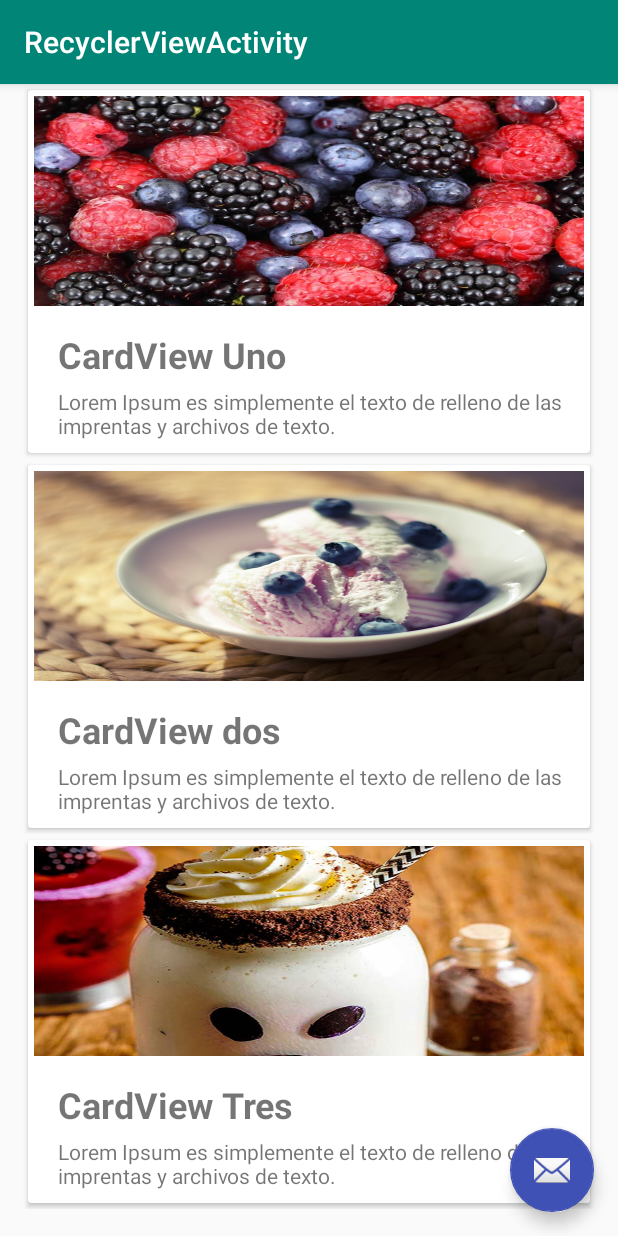
After one commit to non1692/MyAppCeeci, an Android app: the RecyclerViewActivity screen opened directly, with no data from a screen before it, on a phone screen of 412 x 824 dp. The commit adds this screen. Run offline under Robolectric (Android 15) with nearby library versions, the phone set to English and light mode, and no system bars.

Commit message:
RecyclerView and CardVies

```diff
--- a/app/build.gradle
+++ b/app/build.gradle
@@ -38,5 +38,8 @@ dependencies {
 
     // RecyclerView
 
+    // Pelette
+    implementation 'com.android.support:palette-v7:28.0.0'
+
 
 }
--- /dev/null
+++ b/app/src/main/java/www/ceeci/mx/recyclerView/CustomAdapter.java
@@ -0,0 +1,72 @@
+package www.ceeci.mx.recyclerView;
+
+import android.content.Context;
+import android.view.LayoutInflater;
+import android.view.View;
+import android.view.ViewGroup;
+import android.widget.ImageView;
+import android.widget.TextView;
+
+import androidx.annotation.NonNull;
+import androidx.recyclerview.widget.RecyclerView;
+
+import java.util.List;
+
+import www.ceeci.mx.R;
+
+public class CustomAdapter extends RecyclerView.Adapter<CustomAdapter.ViewHolder> {
+
+    private Context context;
+    private List<Model> list;
+    private LayoutInflater layoutInflater;
+
+    public CustomAdapter(Context context, List<Model> list) {
+        this.context = context;
+        this.list = list;
+        this.layoutInflater = LayoutInflater.from(context);
+    }
+
+    @NonNull
+    @Override
+    public ViewHolder onCreateViewHolder(@NonNull ViewGroup parent, int viewType) {
+        View view = layoutInflater.inflate(R.layout.card_view, parent, false);
+        return new ViewHolder(view);
+    }
+
+    @Override
+    public void onBindViewHolder(@NonNull ViewHolder holder, int position) {
+        Model item;
+        item = list.get(position);
+        // Imagen
+        holder.imv_foto.setImageResource(item.getImg());
+
+        // Textos
+        holder.tv_titulo.setText(item.getTitulo());
+        holder.tv_descripcion.setText(item.getDes());
+
+    }
+
+    @Override
+    public int getItemCount() {
+        return list.size();
+    }
+
+    class ViewHolder extends RecyclerView.ViewHolder {
+
+        ImageView imv_foto;
+        TextView tv_titulo, tv_descripcion;
+
+
+        ViewHolder(@NonNull View itemView) {
+            super(itemView);
+
+            // ImageView
+            imv_foto = itemView.findViewById(R.id.imv_foto);
+
+            // TexView
+            tv_titulo = itemView.findViewById(R.id.tv_titulo);
+            tv_descripcion = itemView.findViewById(R.id.tv_descripcion);
+
+        }
+    }
+}
--- /dev/null
+++ b/app/src/main/java/www/ceeci/mx/recyclerView/Model.java
@@ -0,0 +1,48 @@
+package www.ceeci.mx.recyclerView;
+
+public class Model {
+
+    private Integer id;
+    private String titulo;
+    private String des;
+    private Integer img;
+
+    public Model(Integer id, String titulo, String des, Integer img) {
+        this.id = id;
+        this.titulo = titulo;
+        this.des = des;
+        this.img = img;
+    }
+
+    public Integer getId() {
+        return id;
+    }
+
+    public void setId(Integer id) {
+        this.id = id;
+    }
+
+    public String getTitulo() {
+        return titulo;
+    }
+
+    public void setTitulo(String titulo) {
+        this.titulo = titulo;
+    }
+
+    public String getDes() {
+        return des;
+    }
+
+    public void setDes(String des) {
+        this.des = des;
+    }
+
+    public Integer getImg() {
+        return img;
+    }
+
+    public void setImg(Integer img) {
+        this.img = img;
+    }
+}
--- /dev/null
+++ b/app/src/main/java/www/ceeci/mx/recyclerView/RecyclerViewActivity.java
@@ -0,0 +1,64 @@
+package www.ceeci.mx.recyclerView;
+
+import android.os.Bundle;
+
+import com.google.android.material.floatingactionbutton.FloatingActionButton;
+import com.google.android.material.snackbar.Snackbar;
+
+import androidx.appcompat.app.AppCompatActivity;
+import androidx.appcompat.widget.Toolbar;
+import androidx.recyclerview.widget.GridLayoutManager;
+import androidx.recyclerview.widget.RecyclerView;
+
+import android.view.View;
+
+import java.util.ArrayList;
+import java.util.List;
+
+import www.ceeci.mx.R;
+
+public class RecyclerViewActivity extends AppCompatActivity {
+
+    private List<Model> lista;
+    private CustomAdapter customAdapter;
+
+    @Override
+    protected void onCreate(Bundle savedInstanceState) {
+        super.onCreate(savedInstanceState);
+        setContentView(R.layout.activity_recycler_view);
+        Toolbar toolbar = findViewById(R.id.toolbar);
+        setSupportActionBar(toolbar);
+
+        lista = new ArrayList<>();
+
+        FloatingActionButton fab = findViewById(R.id.fab);
+        fab.setOnClickListener(new View.OnClickListener() {
+            @Override
+            public void onClick(View view) {
+                Snackbar.make(view, "Replace with your own action", Snackbar.LENGTH_LONG)
+                        .setAction("Action", null).show();
+            }
+        });
+
+
+        RecyclerView recyclerView = findViewById(R.id.recyclerView);
+        GridLayoutManager gridLayoutManager = new GridLayoutManager(this, 1, GridLayoutManager.VERTICAL, false);
+        recyclerView.setLayoutManager(gridLayoutManager);
+        customAdapter = new CustomAdapter(this, lista);
+        recyclerView.setAdapter(customAdapter);
+
+        cargarValores();
+
+    }
+
+    private void cargarValores() {
+
+        lista.add(new Model(0, "CardView Uno", "Lorem Ipsum es simplemente el texto de relleno de las imprentas y archivos de texto.", R.drawable.ic_fruta));
+        lista.add(new Model(1, "CardView dos", "Lorem Ipsum es simplemente el texto de relleno de las imprentas y archivos de texto.", R.drawable.ic_helado));
+        lista.add(new Model(2, "CardView Tres", "Lorem Ipsum es simplemente el texto de relleno de las imprentas y archivos de texto.", R.drawable.ic_malteada));
+
+        customAdapter.notifyDataSetChanged();
+
+    }
+
+}
--- /dev/null
+++ b/app/src/main/res/layout/activity_recycler_view.xml
@@ -0,0 +1,33 @@
+<?xml version="1.0" encoding="utf-8"?>
+<androidx.coordinatorlayout.widget.CoordinatorLayout xmlns:android="http://schemas.android.com/apk/res/android"
+    xmlns:app="http://schemas.android.com/apk/res-auto"
+    xmlns:tools="http://schemas.android.com/tools"
+    android:layout_width="match_parent"
+    android:layout_height="match_parent"
+    tools:context=".recyclerView.RecyclerViewActivity">
+
+    <com.google.android.material.appbar.AppBarLayout
+        android:layout_width="match_parent"
+        android:layout_height="wrap_content"
+        android:theme="@style/AppTheme.AppBarOverlay">
+
+        <androidx.appcompat.widget.Toolbar
+            android:id="@+id/toolbar"
+            android:layout_width="match_parent"
+            android:layout_height="?attr/actionBarSize"
+            android:background="?attr/colorPrimary"
+            app:popupTheme="@style/AppTheme.PopupOverlay" />
+
+    </com.google.android.material.appbar.AppBarLayout>
+
+    <include layout="@layout/content_recycler_view" />
+
+    <com.google.android.material.floatingactionbutton.FloatingActionButton
+        android:id="@+id/fab"
+        android:layout_width="wrap_content"
+        android:layout_height="wrap_content"
+        android:layout_gravity="bottom|end"
+        android:layout_margin="@dimen/fab_margin"
+        app:srcCompat="@android:drawable/ic_dialog_email" />
+
+</androidx.coordinatorlayout.widget.CoordinatorLayout>
--- /dev/null
+++ b/app/src/main/res/layout/card_view.xml
@@ -0,0 +1,58 @@
+<?xml version="1.0" encoding="utf-8"?>
+<androidx.constraintlayout.widget.ConstraintLayout xmlns:android="http://schemas.android.com/apk/res/android"
+    xmlns:app="http://schemas.android.com/apk/res-auto"
+    xmlns:tools="http://schemas.android.com/tools"
+    android:layout_width="match_parent"
+    android:layout_height="wrap_content"
+    android:orientation="vertical">
+
+
+    <androidx.cardview.widget.CardView
+        android:layout_width="match_parent"
+        android:layout_height="250dp"
+        android:layout_marginStart="16dp"
+        android:layout_marginEnd="16dp"
+        app:cardUseCompatPadding="true"
+        app:contentPadding="4dp"
+        app:layout_constraintEnd_toEndOf="parent"
+        app:layout_constraintStart_toStartOf="parent"
+        app:layout_constraintTop_toTopOf="parent">
+
+        <androidx.constraintlayout.widget.ConstraintLayout
+            android:layout_width="match_parent"
+            android:layout_height="match_parent">
+
+            <ImageView
+                android:id="@+id/imv_foto"
+                android:layout_width="0dp"
+                android:layout_height="140dp"
+                android:scaleType="fitXY"
+                app:layout_constraintEnd_toEndOf="parent"
+                app:layout_constraintStart_toStartOf="parent"
+                app:layout_constraintTop_toTopOf="parent"
+                app:srcCompat="@drawable/ic_pizza" />
+
+            <TextView
+                android:id="@+id/tv_titulo"
+                android:layout_width="0dp"
+                android:layout_height="wrap_content"
+                android:layout_marginStart="16dp"
+                android:layout_marginTop="16dp"
+                android:text="TextView"
+                android:textSize="24sp"
+                android:textStyle="bold"
+                app:layout_constraintStart_toStartOf="parent"
+                app:layout_constraintTop_toBottomOf="@+id/imv_foto" />
+
+            <TextView
+                android:id="@+id/tv_descripcion"
+                android:layout_width="wrap_content"
+                android:layout_height="wrap_content"
+                android:layout_marginStart="16dp"
+                android:text="TextView"
+                app:layout_constraintBottom_toBottomOf="parent"
+                app:layout_constraintStart_toStartOf="parent"
+                app:layout_constraintTop_toBottomOf="@+id/tv_titulo" />
+        </androidx.constraintlayout.widget.ConstraintLayout>
+    </androidx.cardview.widget.CardView>
+</androidx.constraintlayout.widget.ConstraintLayout>
--- /dev/null
+++ b/app/src/main/res/layout/content_recycler_view.xml
@@ -0,0 +1,19 @@
+<?xml version="1.0" encoding="utf-8"?>
+<androidx.constraintlayout.widget.ConstraintLayout xmlns:android="http://schemas.android.com/apk/res/android"
+    xmlns:app="http://schemas.android.com/apk/res-auto"
+    xmlns:tools="http://schemas.android.com/tools"
+    android:layout_width="match_parent"
+    android:layout_height="match_parent"
+    app:layout_behavior="@string/appbar_scrolling_view_behavior"
+    tools:context=".recyclerView.RecyclerViewActivity"
+    tools:showIn="@layout/activity_recycler_view">
+
+    <androidx.recyclerview.widget.RecyclerView
+        android:id="@+id/recyclerView"
+        android:layout_width="match_parent"
+        android:layout_height="match_parent"
+        app:layout_constraintBottom_toBottomOf="parent"
+        app:layout_constraintEnd_toEndOf="parent"
+        app:layout_constraintStart_toStartOf="parent"
+        app:layout_constraintTop_toTopOf="parent" />
+</androidx.constraintlayout.widget.ConstraintLayout>
--- a/app/src/main/res/values/colors.xml
+++ b/app/src/main/res/values/colors.xml
@@ -8,4 +8,6 @@
     <color name="colorTextSecundary">#515457</color>
     <color name="colorExtra">#311552</color>
 
+    <color name="colorBlanco">#FFFFFF</color>
+
 </resources>
--- a/app/src/main/res/values/strings.xml
+++ b/app/src/main/res/values/strings.xml
@@ -30,6 +30,7 @@
     <string name="titulo_4">Gran Promo</string>
     <string name="titulo_5">Oferta ultimo día</string>
     <string name="titulo_6">Remate!!</string>
+    <string name="title_activity_recycler_view">RecyclerViewActivity</string>
 
 
 </resources>
```
Also changed, not shown: app/src/main/AndroidManifest.xml (+14 -4 lines), app/src/main/java/www/ceeci/mx/BottomSheetActivity.java (added, +31 -0 lines), app/src/main/java/www/ceeci/mx/BottomSheetFragmen.java (added, +76 -0 lines), app/src/main/res/layout/activity_bottom_sheet.xml (added, +20 -0 lines), app/src/main/res/layout/bottom_sheet.xml (added, +67 -0 lines).
